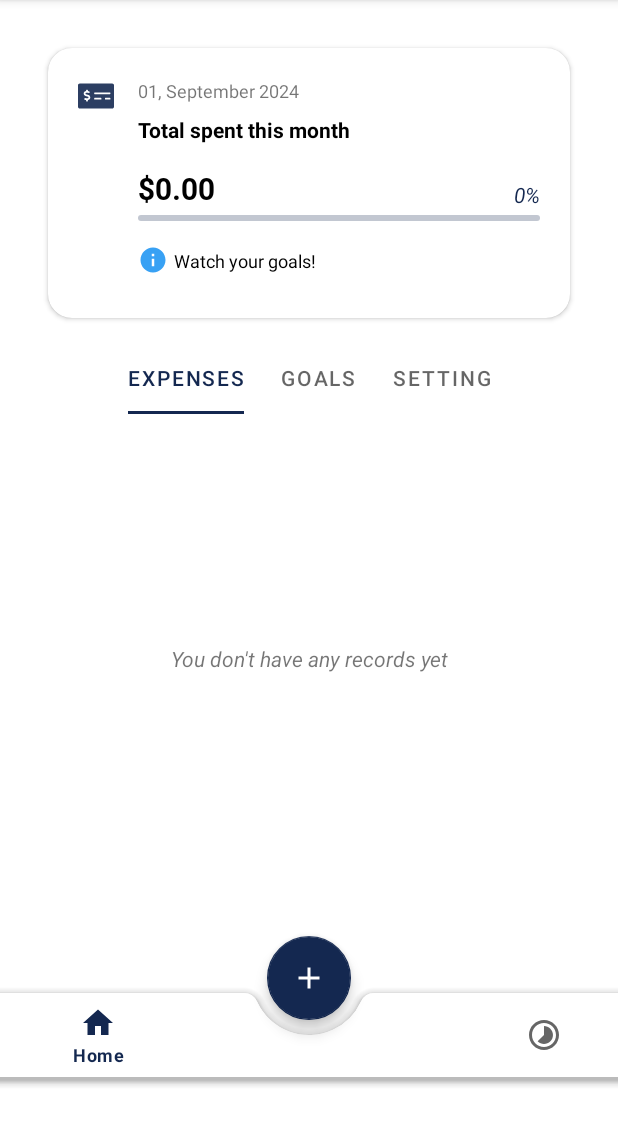
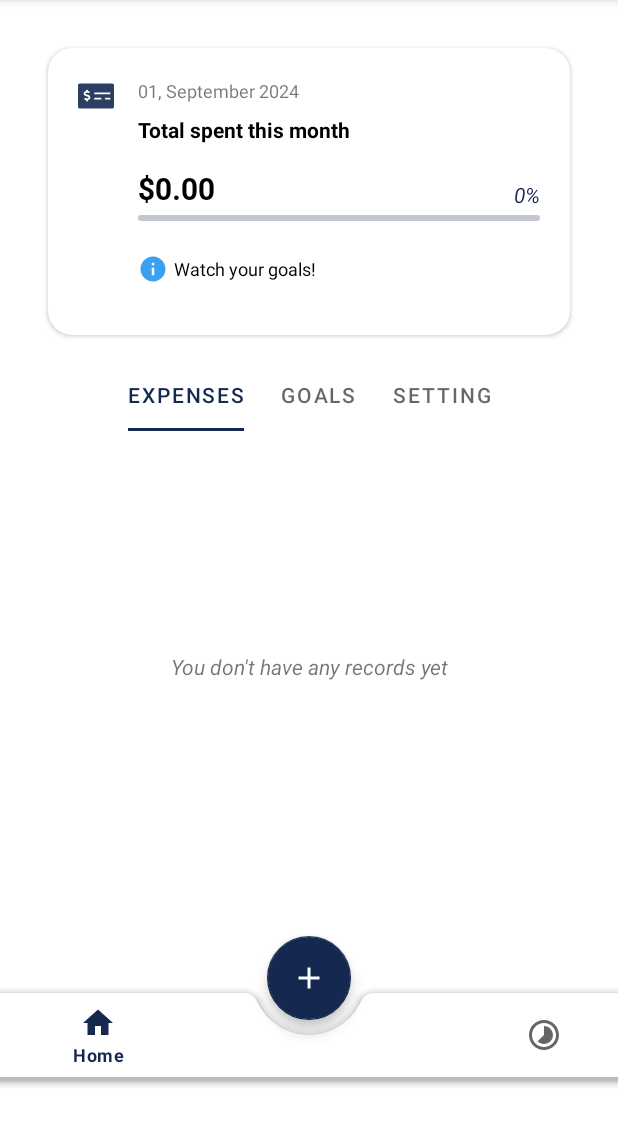
Before and after one commit to wuocdat/Money-Manager, an Android app: the OverviewFragment screen opened directly, with no data from a screen before it, on a phone screen of 412 x 824 dp, the part 84-1206 px from its top. Run offline under Robolectric (Android 15) with nearby library versions, the phone set to English and light mode, and no system bars; our stand-ins replace AdMob, Room's generated code, navigation-ui.

Commit message:
fix overview card layout

```diff
--- a/app/src/main/res/layout/fragment_overview.xml
+++ b/app/src/main/res/layout/fragment_overview.xml
@@ -17,7 +17,7 @@
 
         <LinearLayout
             android:layout_width="match_parent"
-            android:layout_height="180dp"
+            android:layout_height="wrap_content"
             android:padding="20dp">
 
             <ImageView
@@ -29,7 +29,7 @@
 
             <LinearLayout
                 android:layout_width="0dp"
-                android:layout_height="match_parent"
+                android:layout_height="wrap_content"
                 android:layout_marginStart="16dp"
                 android:layout_weight="1"
                 android:orientation="vertical">
@@ -97,7 +97,7 @@
                 <LinearLayout
                     android:id="@+id/frag_watch_goals_layout"
                     android:layout_width="match_parent"
-                    android:layout_height="match_parent"
+                    android:layout_height="48dp"
                     android:layout_marginTop="8dp"
                     android:gravity="center_vertical"
                     android:orientation="horizontal">
```
